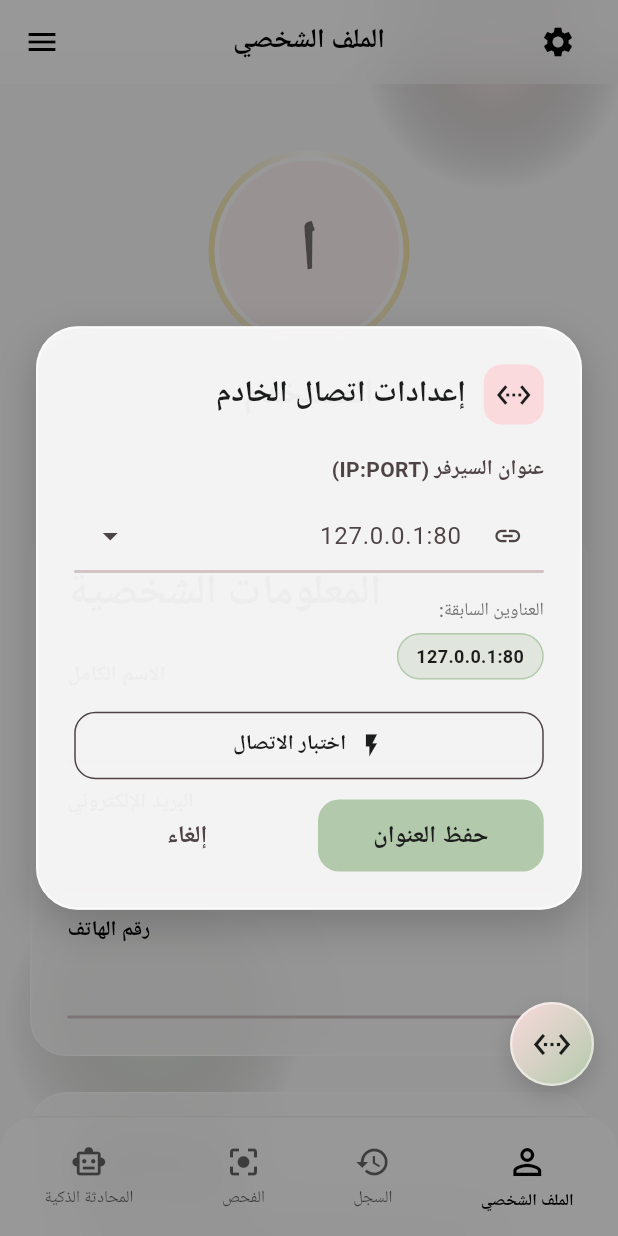
After one commit to hmsathayrt1-crypto/skincare-v02, a Flutter app: the ProfileScreen screen opened by its route, after a tap on the "settings ethernet" icon, on a phone screen of 412 x 824 dp. The commit adds this screen. Run offline on Flutter 3.47's test engine with Material 3 defaults, Android fonts, the phone set to English and light mode, and no system bars; our stand-ins replace cached_network_image, camera, dio, flutter_riverpod, geolocator, go_router and 3 more; accounts and stored records are empty; network calls fail; Roboto replaces fonts that are missing (Cairo, Tajawal).

Commit message:
feat: add Server Connection Settings Floating Button and persist previous IP configuration

```diff
--- a/lib/core/constants/api_endpoints.dart
+++ b/lib/core/constants/api_endpoints.dart
@@ -2,8 +2,10 @@
 class ApiEndpoints {
   ApiEndpoints._();
 
+  static String serverIpPort = '127.0.0.1:80';
+
   /// الرابط الأساسي للخادم
-  static const String baseUrl = 'http://10.0.2.2/backend/api';
+  static String get baseUrl => 'http://$serverIpPort/backend/api';
 
   // === المصادقة ===
   static const String register = '/register.php';
--- a/lib/core/router/app_router.dart
+++ b/lib/core/router/app_router.dart
@@ -1,5 +1,4 @@
 import 'package:flutter/material.dart';
-import 'package:flutter_riverpod/flutter_riverpod.dart';
 import 'package:go_router/go_router.dart';
 import 'package:shared_preferences/shared_preferences.dart';
 
@@ -14,8 +13,11 @@ import '../../features/history/screens/history_screen.dart';
 import '../../features/profile/screens/profile_screen.dart';
 import '../../core/models/scan_model.dart';
 
+final GlobalKey<NavigatorState> rootNavigatorKey = GlobalKey<NavigatorState>();
+
 /// موجه التطبيق - تعريف جميع المسارات
 final GoRouter appRouter = GoRouter(
+  navigatorKey: rootNavigatorKey,
   initialLocation: '/',
   debugLogDiagnostics: true,
   redirect: (context, state) async {
--- /dev/null
+++ b/lib/shared/server_config_floating_button.dart
@@ -0,0 +1,525 @@
+import 'package:flutter/material.dart';
+import 'package:shared_preferences/shared_preferences.dart';
+import 'package:dio/dio.dart';
+import 'package:google_fonts/google_fonts.dart';
+import '../core/constants/api_endpoints.dart';
+import '../core/network/dio_client.dart';
+import '../core/router/app_router.dart';
+
+/// زر عائم شامل لإعدادات الاتصال بالسيرفر
+class ServerConfigFloatingButton extends StatefulWidget {
+  const ServerConfigFloatingButton({super.key});
+
+  @override
+  State<ServerConfigFloatingButton> createState() => _ServerConfigFloatingButtonState();
+}
+
+class _ServerConfigFloatingButtonState extends State<ServerConfigFloatingButton> {
+  bool _isHovered = false;
+
+  @override
+  Widget build(BuildContext context) {
+    // نستخدم Directionality للتأكد من الاتجاه الصحيح (RTL) للغة العربية
+    return Directionality(
+      textDirection: TextDirection.rtl,
+      child: Material(
+        type: MaterialType.transparency,
+        child: MouseRegion(
+          onEnter: (_) => setState(() => _isHovered = true),
+          onExit: (_) => setState(() => _isHovered = false),
+          child: AnimatedScale(
+            scale: _isHovered ? 1.1 : 1.0,
+            duration: const Duration(milliseconds: 200),
+            curve: Curves.easeOutBack,
+            child: GestureDetector(
+              onTap: () => _showSettingsDialog(),
+              child: Container(
+                width: 56,
+                height: 56,
+                decoration: BoxDecoration(
+                  gradient: const LinearGradient(
+                    colors: [
+                      Color(0xFFFADADD), // pinkGlow
+                      Color(0xFFB2C9AB), // greenGlow
+                    ],
+                    begin: Alignment.topLeft,
+                    end: Alignment.bottomRight,
+                  ),
+                  shape: BoxShape.circle,
+                  boxShadow: [
+                    BoxShadow(
+                      color: Colors.black.withValues(alpha: 0.15),
+                      blurRadius: 12,
+                      offset: const Offset(0, 6),
+                    ),
+                  ],
+                  border: Border.all(
+                    color: Colors.white.withValues(alpha: 0.5),
+                    width: 1.5,
+                  ),
+                ),
+                child: const Icon(
+                  Icons.settings_ethernet,
+                  color: Color(0xFF1B1C1C), // onSurface
+                  size: 26,
+                ),
+              ),
+            ),
+          ),
+        ),
+      ),
+    );
+  }
+
+  void _showSettingsDialog() {
+    final context = rootNavigatorKey.currentContext;
+    if (context == null) return;
+
+    showGeneralDialog(
+      context: context,
+      barrierDismissible: true,
+      barrierLabel: 'إغلاق',
+      barrierColor: Colors.black.withValues(alpha: 0.4),
+      transitionDuration: const Duration(milliseconds: 300),
+      pageBuilder: (context, animation, secondaryAnimation) {
+        return const ServerConfigDialog();
+      },
+      transitionBuilder: (context, animation, secondaryAnimation, child) {
+        return FadeTransition(
+          opacity: animation,
+          child: ScaleTransition(
+            scale: CurvedAnimation(
+              parent: animation,
+              curve: Curves.easeOutBack,
+            ),
+            child: child,
+          ),
+        );
+      },
+    );
+  }
+}
+
+/// نافذة إعدادات الاتصال بالخادم
+class ServerConfigDialog extends StatefulWidget {
+  const ServerConfigDialog({super.key});
+
+  @override
+  State<ServerConfigDialog> createState() => _ServerConfigDialogState();
+}
+
+class _ServerConfigDialogState extends State<ServerConfigDialog> {
+  final TextEditingController _ipPortController = TextEditingController();
+  List<String> _history = [];
+  bool _isTesting = false;
+  String? _testResult;
+  bool _testSuccess = false;
+
+  @override
+  void initState() {
+    super.initState();
+    _loadConfig();
+  }
+
+  @override
+  void dispose() {
+    _ipPortController.dispose();
+    super.dispose();
+  }
+
+  // تحميل الإعدادات وتاريخ العناوين
+  Future<void> _loadConfig() async {
+    final prefs = await SharedPreferences.getInstance();
+    final currentIpPort = prefs.getString('server_ip_port') ?? '127.0.0.1:80';
+    final history = prefs.getStringList('server_ip_history') ?? ['127.0.0.1:80'];
+
+    setState(() {
+      _ipPortController.text = currentIpPort;
+      _history = history;
+    });
+  }
+
+  // حفظ الإعدادات الحالية وتاريخ العناوين
+  Future<void> _saveConfig() async {
+    final newIpPort = _ipPortController.text.trim();
+    if (newIpPort.isEmpty) return;
+
+    final prefs = await SharedPreferences.getInstance();
+    await prefs.setString('server_ip_port', newIpPort);
+
+    // إضافة العنوان إلى التاريخ إن لم يكن موجوداً
+    if (!_history.contains(newIpPort)) {
+      _history.insert(0, newIpPort);
+      // تقييد التاريخ بآخر 5 عناوين
+      if (_history.length > 5) {
+        _history = _history.sublist(0, 5);
+      }
+      await prefs.setStringList('server_ip_history', _history);
+    }
+
+    // تحديث الإعدادات النشطة
+    ApiEndpoints.serverIpPort = newIpPort;
+    DioClient().dio.options.baseUrl = ApiEndpoints.baseUrl;
+
+    if (mounted) {
+      ScaffoldMessenger.of(context).showSnackBar(
+        SnackBar(
+          content: Text(
+            'تم حفظ إعدادات خادم الاتصال بنجاح: $newIpPort',
+            style: GoogleFonts.tajawal(fontWeight: FontWeight.bold),
+          ),
+          backgroundColor: const Color(0xFFB2C9AB), // greenGlow
+          behavior: SnackBarBehavior.floating,
+        ),
+      );
+      Navigator.of(context).pop();
+    }
+  }
+
+  // اختبار الاتصال بالباك إند
+  Future<void> _testConnection() async {
+    final targetIpPort = _ipPortController.text.trim();
+    if (targetIpPort.isEmpty) {
+      setState(() {
+        _testResult = 'الرجاء إدخال عنوان IP والمنفذ (Port)';
+        _testSuccess = false;
+      });
+      return;
+    }
+
+    setState(() {
+      _isTesting = true;
+      _testResult = null;
+    });
+
+    // إنشاء رابط اختبار مبني على العنوان المدخل
+    final testUrl = 'http://$targetIpPort/backend/index.php';
+
+    try {
+      final dioTemp = Dio(BaseOptions(
+        connectTimeout: const Duration(seconds: 5),
+        receiveTimeout: const Duration(seconds: 5),
+      ));
+
+      final response = await dioTemp.get(testUrl);
+
+      if (response.statusCode == 200 && response.data != null) {
+        final data = response.data;
+        if (data is Map && data['status'] == 'success') {
+          setState(() {
+            _testResult = 'تم الاتصال بنجاح! الباك إند يعمل ✅';
+            _testSuccess = true;
+          });
+        } else {
+          setState(() {
+            _testResult = 'تم الاتصال بالخادم، لكن الباك إند أعاد استجابة غير متوقعة.';
+            _testSuccess = false;
+          });
+        }
+      } else {
+        setState(() {
+          _testResult = 'فشل الاتصال: كود الحالة ${response.statusCode}';
+          _testSuccess = false;
+        });
+      }
+    } catch (e) {
+      setState(() {
+        _testResult = 'فشل الاتصال بالخادم. تأكد من تشغيل XAMPP والعنوان المكتوب.';
+        _testSuccess = false;
+      });
+    } finally {
+      setState(() {
+        _isTesting = false;
+      });
+    }
+  }
+
+  @override
+  Widget build(BuildContext context) {
+    return Directionality(
+      textDirection: TextDirection.rtl,
+      child: Center(
+        child: SingleChildScrollView(
+          child: Container(
+            margin: const EdgeInsets.symmetric(horizontal: 24, vertical: 32),
+            padding: const EdgeInsets.all(24),
+            decoration: BoxDecoration(
+              color: const Color(0xFFFAF9F9).withValues(alpha: 0.95), // background
+              borderRadius: BorderRadius.circular(28),
+              boxShadow: [
+                BoxShadow(
+                  color: Colors.black.withValues(alpha: 0.2),
+                  blurRadius: 24,
+                  offset: const Offset(0, 10),
+                ),
+              ],
+              border: Border.all(
+                color: Colors.white.withValues(alpha: 0.6),
+                width: 1.5,
+              ),
+            ),
+            width: double.infinity,
+            constraints: const BoxConstraints(maxWidth: 400),
+            child: Material(
+              color: Colors.transparent,
+              child: Column(
+                mainAxisSize: MainAxisSize.min,
+                crossAxisAlignment: CrossAxisAlignment.stretch,
+                children: [
+                  // العنوان
+                  Row(
+                    children: [
+                      Container(
+                        padding: const EdgeInsets.all(8),
+                        decoration: BoxDecoration(
+                          color: const Color(0xFFFADADD), // pinkGlow
+                          borderRadius: BorderRadius.circular(12),
+                        ),
+                        child: const Icon(Icons.settings_ethernet, color: Color(0xFF1B1C1C)),
+                      ),
+                      const SizedBox(width: 12),
+                      Text(
+                        'إعدادات اتصال الخادم',
+                        style: GoogleFonts.cairo(
+                          fontSize: 20,
+                          fontWeight: FontWeight.bold,
+                          color: const Color(0xFF1B1C1C),
+                        ),
+                      ),
+                    ],
+                  ),
+                  const SizedBox(height: 20),
+
+                  // حقل الإدخال
+                  Text(
+                    'عنوان السيرفر (IP:PORT)',
+                    style: GoogleFonts.tajawal(
+                      fontSize: 14,
+                      fontWeight: FontWeight.w600,
+                      color: const Color(0xFF4F4445),
+                    ),
+                  ),
+                  const SizedBox(height: 8),
+                  TextField(
+                    controller: _ipPortController,
+                    keyboardType: TextInputType.url,
+                    decoration: InputDecoration(
+                      hintText: 'مثال: 127.0.0.1:80',
+                      hintStyle: GoogleFonts.tajawal(color: Colors.grey.shade400),
+                      prefixIcon: const Icon(Icons.link, size: 20),
+                      suffixIcon: _history.isNotEmpty
+                          ? PopupMenuButton<String>(
+                              icon: const Icon(Icons.arrow_drop_down),
+                              onSelected: (String value) {
+                                setState(() {
+                                  _ipPortController.text = value;
+                                });
+                              },
+                              itemBuilder: (BuildContext context) {
+                                return _history.map((String value) {
+                                  return PopupMenuItem<String>(
+                                    value: value,
+                                    child: Text(
+                                      value,
+                                      style: GoogleFonts.tajawal(),
+                                    ),
+                                  );
+                                }).toList();
+                              },
+                            )
+                          : null,
+                    ),
+                    style: GoogleFonts.tajawal(fontSize: 16),
+                  ),
+                  const SizedBox(height: 16),
+
+                  // تاريخ العناوين السابقة السريعة
+                  if (_history.isNotEmpty) ...[
+                    Text(
+                      'العناوين السابقة:',
+                      style: GoogleFonts.tajawal(
+                        fontSize: 12,
+                        fontWeight: FontWeight.w500,
+                        color: Colors.grey.shade600,
+                      ),
+                    ),
+                    const SizedBox(height: 6),
+                    Wrap(
+                      spacing: 8,
+                      runSpacing: 6,
+                      children: _history.map((ip) {
+                        final isActive = _ipPortController.text == ip;
+                        return InkWell(
+                          onTap: () {
+                            setState(() {
+                              _ipPortController.text = ip;
+                            });
+                          },
+                          borderRadius: BorderRadius.circular(20),
+                          child: Container(
+                            padding: const EdgeInsets.symmetric(horizontal: 12, vertical: 6),
+                            decoration: BoxDecoration(
+                              color: isActive
+                                  ? const Color(0xFFB2C9AB).withValues(alpha: 0.3) // active greenGlow
+                                  : Colors.grey.shade200,
+                              borderRadius: BorderRadius.circular(20),
+                              border: Border.all(
+                                color: isActive
+                                    ? const Color(0xFFB2C9AB)
+                                    : Colors.transparent,
+                                width: 1,
+                              ),
+                            ),
+                            child: Text(
+                              ip,
+                              style: GoogleFonts.tajawal(
+                                fontSize: 12,
+                                fontWeight: isActive ? FontWeight.bold : FontWeight.normal,
+                                color: isActive
+                                    ? const Color(0xFF1B1C1C)
+                                    : Colors.grey.shade700,
+                              ),
+                            ),
+                          ),
+                        );
+                      }).toList(),
+                    ),
+                    const SizedBox(height: 20),
+                  ],
+
+                  // نتيجة اختبار الاتصال
+                  if (_testResult != null) ...[
+                    AnimatedContainer(
+                      duration: const Duration(milliseconds: 300),
+                      padding: const EdgeInsets.symmetric(horizontal: 16, vertical: 12),
+                      decoration: BoxDecoration(
+                        color: _testSuccess
+                            ? const Color(0xFFB2C9AB).withValues(alpha: 0.15)
+                            : const Color(0xFFFADADD).withValues(alpha: 0.25),
+                        borderRadius: BorderRadius.circular(12),
+                        border: Border.all(
+                          color: _testSuccess
+                              ? const Color(0xFFB2C9AB)
+                              : const Color(0xFFFADADD),
+                          width: 1,
+                        ),
+                      ),
+                      child: Row(
+                        children: [
+                          Icon(
+                            _testSuccess ? Icons.check_circle : Icons.error,
+                            color: _testSuccess
+                                ? const Color(0xFF3B7A57)
+                                : const Color(0xFFD32F2F),
+                            size: 20,
+                          ),
+                          const SizedBox(width: 10),
+                          Expanded(
+                            child: Text(
+                              _testResult!,
+                              style: GoogleFonts.tajawal(
+                                fontSize: 13,
+                                color: _testSuccess
+                                    ? const Color(0xFF1B1C1C)
+                                    : const Color(0xFF1B1C1C),
+                                fontWeight: FontWeight.w500,
+                              ),
+                            ),
+                          ),
+                        ],
+                      ),
+                    ),
+                    const SizedBox(height: 20),
+                  ],
+
+                  // أزرار العمليات
+                  Row(
+                    children: [
+                      // زر اختبار الاتصال
+                      Expanded(
+                        child: OutlinedButton.icon(
+                          onPressed: _isTesting ? null : _testConnection,
+                          icon: _isTesting
+                              ? const SizedBox(
+                                  width: 18,
+                                  height: 18,
+                                  child: CircularProgressIndicator(
+                                    strokeWidth: 2,
+                                    valueColor: AlwaysStoppedAnimation<Color>(Colors.grey),
+                                  ),
+                                )
+                              : const Icon(Icons.flash_on, size: 18),
+                          label: Text(
+                            _isTesting ? 'جاري الفحص...' : 'اختبار الاتصال',
+                            style: GoogleFonts.tajawal(fontWeight: FontWeight.bold),
+                          ),
+                          style: OutlinedButton.styleFrom(
+                            foregroundColor: const Color(0xFF1B1C1C),
+                            side: const BorderSide(color: Color(0xFF4F4445)),
+                            padding: const EdgeInsets.symmetric(vertical: 12),
+                            shape: RoundedRectangleBorder(
+                              borderRadius: BorderRadius.circular(14),
+                            ),
+                          ),
+                        ),
+                      ),
+                    ],
+                  ),
+                  const SizedBox(height: 12),
+
+                  Row(
+                    children: [
+                      // زر حفظ
+                      Expanded(
+                        child: ElevatedButton(
+                          onPressed: _saveConfig,
+                          style: ElevatedButton.styleFrom(
+                            backgroundColor: const Color(0xFFB2C9AB), // greenGlow
+                            foregroundColor: const Color(0xFF1B1C1C),
+                            elevation: 0,
+                            padding: const EdgeInsets.symmetric(vertical: 12),
+                            shape: RoundedRectangleBorder(
+                              borderRadius: BorderRadius.circular(14),
+                            ),
+                          ),
+                          child: Text(
+                            'حفظ العنوان',
+                            style: GoogleFonts.tajawal(
+                              fontWeight: FontWeight.bold,
+                              fontSize: 16,
+                            ),
+                          ),
+                        ),
+                      ),
+                      const SizedBox(width: 12),
+                      // زر إلغاء
+                      Expanded(
+                        child: TextButton(
+                          onPressed: () => Navigator.of(context).pop(),
+                          style: TextButton.styleFrom(
+                            foregroundColor: const Color(0xFF4F4445),
+                            padding: const EdgeInsets.symmetric(vertical: 12),
+                            shape: RoundedRectangleBorder(
+                              borderRadius: BorderRadius.circular(14),
+                            ),
+                          ),
+                          child: Text(
+                            'إلغاء',
+                            style: GoogleFonts.tajawal(
+                              fontWeight: FontWeight.w600,
+                              fontSize: 16,
+                            ),
+                          ),
+                        ),
+                      ),
+                    ],
+                  ),
+                ],
+              ),
+            ),
+          ),
+        ),
+      ),
+    );
+  }
+}
```
Also changed, not shown: lib/main.dart (+30 -1 lines), 2 other files.
